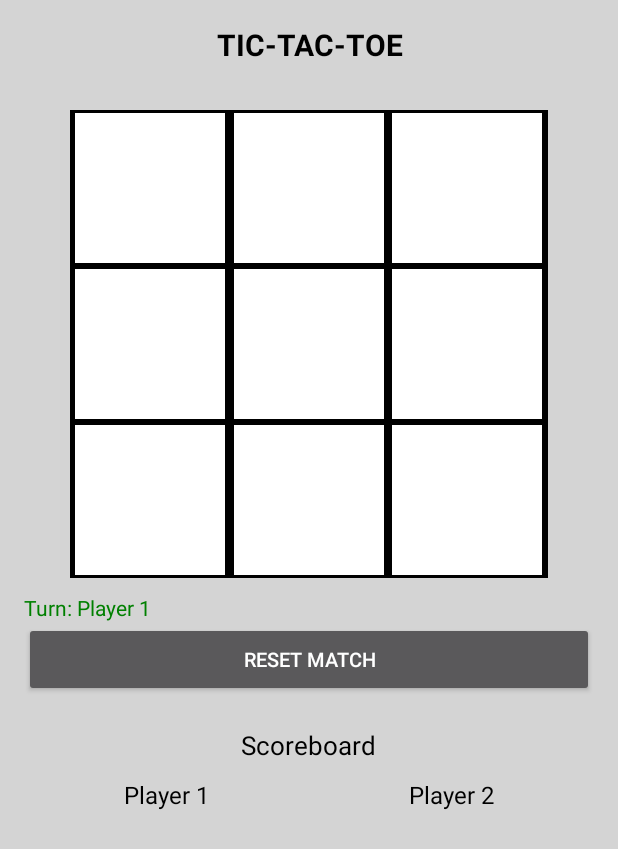
After one commit to Vimmey/playAR, an Android app: the Board screen opened directly, with no data from a screen before it, on a phone screen of 412 x 824 dp. The commit adds this screen. Shown: the top 849 px of the screen. Run offline under Robolectric (Android 15) with nearby library versions, the phone set to English and light mode, and no system bars.

Commit message:
Tic-tac-toe impl

```diff
--- a/app/src/main/AndroidManifest.xml
+++ b/app/src/main/AndroidManifest.xml
@@ -44,6 +44,7 @@
         </activity>
 
         <activity android:name=".TrackActivity"/>
+        <activity android:name=".Board"/>
     </application>
 
 </manifest>
--- /dev/null
+++ b/app/src/main/java/ar/swiggy/com/swiggyar/Board.java
@@ -0,0 +1,221 @@
+package ar.swiggy.com.swiggyar;
+
+import android.content.Intent;
+import android.content.SharedPreferences;
+import android.os.Bundle;
+import android.support.v7.app.AppCompatActivity;
+import android.view.View;
+import android.widget.Button;
+import android.widget.TableLayout;
+import android.widget.TableRow;
+import android.widget.TextView;
+import android.widget.Toast;
+
+/**
+ * Created by Anupam on 16/07/17.
+ */
+
+public class Board extends AppCompatActivity {
+
+    private int size;
+    TableLayout mainBoard;
+    TextView tv_turn;
+    TextView player1Score, player2Score;
+    char[][] board;
+    char turn;
+    int player1Wins, player2Wins;
+
+    @Override
+    protected void onCreate(Bundle savedInstanceState) {
+        super.onCreate(savedInstanceState);
+        setContentView(R.layout.activity_board);
+
+        size = Integer.parseInt(getString(R.string.size_of_board));
+        board = new char[size][size];
+        mainBoard = (TableLayout) findViewById(R.id.mainBoard);
+        tv_turn = (TextView) findViewById(R.id.turn);
+
+        player1Score = (TextView) findViewById(R.id.player1Score);
+        player2Score = (TextView) findViewById(R.id.player2Score);
+
+        resetBoard();
+        tv_turn.setText("Turn: Player 1");
+
+        for (int i = 0; i < mainBoard.getChildCount(); i++) {
+            TableRow row = (TableRow) mainBoard.getChildAt(i);
+            for (int j = 0; j < row.getChildCount(); j++) {
+                TextView tv = (TextView) row.getChildAt(j);
+                tv.setText(R.string.none);
+                tv.setOnClickListener(Move(i, j, tv));
+            }
+        }
+
+        Button rstbtn = (Button) findViewById(R.id.reset);
+        rstbtn.setOnClickListener(new View.OnClickListener() {
+            @Override
+            public void onClick(View v) {
+                Intent current = getIntent();
+                finish();
+                startActivity(current);
+            }
+        });
+
+        SharedPreferences prefs = getSharedPreferences("Score", MODE_PRIVATE);
+        String player1ScoreStr = prefs.getString("player1", "");
+        String player2ScoreStr = prefs.getString("player2", "");
+
+        player1Score.setText(player1ScoreStr);
+        player2Score.setText(player2ScoreStr);
+
+    }
+
+    protected void resetBoard() {
+        turn = 'X';
+        for (int i = 0; i < size; i++) {
+            for (int j = 0; j < size; j++) {
+                board[i][j] = ' ';
+            }
+        }
+    }
+
+    protected int gameStatus() {
+
+        //0 Continue
+        //1 X Wins
+        //2 O Wins
+        //-1 Draw
+
+        int rowX = 0, colX = 0, rowO = 0, colO = 0;
+        for (int i = 0; i < size; i++) {
+            if (check_Row_Equality(i, 'X'))
+                return 1;
+            if (check_Column_Equality(i, 'X'))
+                return 1;
+            if (check_Row_Equality(i, 'O'))
+                return 2;
+            if (check_Column_Equality(i, 'O'))
+                return 2;
+            if (check_Diagonal('X'))
+                return 1;
+            if (check_Diagonal('O'))
+                return 2;
+        }
+
+        boolean boardFull = true;
+        for (int i = 0; i < size; i++) {
+            for (int j = 0; j < size; j++) {
+                if (board[i][j] == ' ')
+                    boardFull = false;
+            }
+        }
+        if (boardFull)
+            return -1;
+        else return 0;
+    }
+
+    protected boolean check_Diagonal(char player) {
+        int count_Equal1 = 0, count_Equal2 = 0;
+        for (int i = 0; i < size; i++)
+            if (board[i][i] == player)
+                count_Equal1++;
+        for (int i = 0; i < size; i++)
+            if (board[i][size - 1 - i] == player)
+                count_Equal2++;
+        if (count_Equal1 == size || count_Equal2 == size)
+            return true;
+        else return false;
+    }
+
+    protected boolean check_Row_Equality(int r, char player) {
+        int count_Equal = 0;
+        for (int i = 0; i < size; i++) {
+            if (board[r][i] == player)
+                count_Equal++;
+        }
+
+        if (count_Equal == size)
+            return true;
+        else
+            return false;
+    }
+
+    protected boolean check_Column_Equality(int c, char player) {
+        int count_Equal = 0;
+        for (int i = 0; i < size; i++) {
+            if (board[i][c] == player)
+                count_Equal++;
+        }
+
+        if (count_Equal == size)
+            return true;
+        else
+            return false;
+    }
+
+    protected boolean Cell_Set(int r, int c) {
+        return !(board[r][c] == ' ');
+    }
+
+    protected void stopMatch() {
+        for (int i = 0; i < mainBoard.getChildCount(); i++) {
+            TableRow row = (TableRow) mainBoard.getChildAt(i);
+            for (int j = 0; j < row.getChildCount(); j++) {
+                TextView tv = (TextView) row.getChildAt(j);
+                tv.setOnClickListener(null);
+            }
+        }
+    }
+
+    View.OnClickListener Move(final int r, final int c, final TextView tv) {
+
+        return new View.OnClickListener() {
+            @Override
+            public void onClick(View v) {
+
+                if (!Cell_Set(r, c)) {
+                    board[r][c] = turn;
+                    if (turn == 'X') {
+                        tv.setText(R.string.X);
+                        turn = 'O';
+                    } else if (turn == 'O') {
+                        tv.setText(R.string.O);
+                        turn = 'X';
+                    }
+                    if (gameStatus() == 0) {
+                        if (turn == 'X')
+                            tv_turn.setText("Turn: Player 1");
+                        else
+                            tv_turn.setText("Turn: Player 2");
+                    } else if (gameStatus() == -1) {
+                        tv_turn.setText("Game: Draw");
+                        stopMatch();
+                    } else {
+                        if (turn == 'X') {
+                            tv_turn.setText("Player 1 Loses!");
+                            player2Wins++;
+                            player2Score.setText(String.valueOf(player2Wins));
+                        } else {
+                            tv_turn.setText("Player 2 Loses!");
+                            player1Wins++;
+                            player1Score.setText(String.valueOf(player1Wins));
+                        }
+                        saveScore();
+                        stopMatch();
+                    }
+                } else {
+                    Toast.makeText(getApplicationContext(), "Please choose a cell which is not already occupied", Toast.LENGTH_LONG).show();
+                }
+            }
+        };
+    }
+
+    private void saveScore() {
+        SharedPreferences.Editor editor = getSharedPreferences("Score", MODE_PRIVATE).edit();
+        if (turn == 'X') {
+            editor.putString("player2", String.valueOf(player2Wins));
+        } else {
+            editor.putString("player1", String.valueOf(player1Wins));
+        }
+        editor.apply();
+    }
+}
--- /dev/null
+++ b/app/src/main/res/layout/activity_board.xml
@@ -0,0 +1,172 @@
+<LinearLayout xmlns:android="http://schemas.android.com/apk/res/android"
+              android:layout_width="match_parent"
+              android:layout_height="match_parent"
+              android:background="#D4D4D4"
+              android:orientation="vertical"
+              android:paddingBottom="@dimen/activity_vertical_margin"
+              android:paddingLeft="@dimen/activity_horizontal_margin"
+              android:paddingRight="@dimen/activity_horizontal_margin"
+              android:paddingTop="@dimen/activity_vertical_margin">
+
+    <TextView
+        android:layout_width="match_parent"
+        android:layout_height="wrap_content"
+        android:layout_gravity="center"
+        android:gravity="center"
+        android:text="TIC-TAC-TOE"
+        android:textColor="#000000"
+        android:textSize="20sp"
+        android:textStyle="bold"/>
+
+    <TableLayout
+        android:id="@+id/mainBoard"
+        android:layout_width="wrap_content"
+        android:layout_height="wrap_content"
+        android:layout_gravity="top|center"
+        android:layout_marginTop="20dp"
+        android:clickable="true"
+        android:gravity="center"
+        android:nestedScrollingEnabled="false"
+        android:padding="10dp">
+
+        <TableRow
+            android:id="@+id/row0"
+            style="@style/TableRow">
+
+            <TextView
+                style="@style/LeftCell"
+                android:layout_column="0"/>
+
+            <TextView
+                style="@style/MiddleCell"
+                android:layout_column="1"/>
+
+            <TextView
+                style="@style/RightCell"
+                android:layout_column="2"/>
+
+        </TableRow>
+
+        <TableRow
+            android:id="@+id/row1"
+            style="@style/TableRow">
+
+            <TextView
+                style="@style/LeftCell"
+                android:layout_column="0"/>
+
+            <TextView
+                style="@style/MiddleCell"
+                android:layout_column="1"/>
+
+            <TextView
+                style="@style/RightCell"
+                android:layout_column="2"/>
+
+        </TableRow>
+
+        <TableRow
+            android:id="@+id/row2"
+            style="@style/TableRow">
+
+            <TextView
+                style="@style/LeftCell"
+                android:layout_column="0"/>
+
+            <TextView
+                style="@style/MiddleCell"
+                android:layout_column="1"/>
+
+            <TextView
+                style="@style/RightCell"
+                android:layout_column="2"/>
+
+        </TableRow>
+
+    </TableLayout>
+
+    <TextView
+        android:id="@+id/turn"
+        android:layout_width="match_parent"
+        android:layout_height="wrap_content"
+        android:text="Turn: "
+        android:textColor="@color/green"
+        android:textSize="14sp"/>
+
+    <Button
+        android:id="@+id/reset"
+        android:layout_width="match_parent"
+        android:layout_height="50dp"
+        android:layout_gravity="center"
+        android:text="Reset Match"
+        android:textSize="13sp"/>
+
+    <TextView
+        android:layout_width="wrap_content"
+        android:layout_height="wrap_content"
+        android:layout_gravity="center"
+        android:layout_marginTop="20dp"
+        android:text="Scoreboard"
+        android:textColor="#000000"
+        android:textSize="17sp"/>
+
+    <LinearLayout
+        android:layout_width="match_parent"
+        android:layout_height="wrap_content"
+        android:layout_marginTop="10dp"
+        android:orientation="horizontal"
+        android:weightSum="2">
+
+        <LinearLayout
+            android:layout_width="0dp"
+            android:layout_height="wrap_content"
+            android:layout_weight="1"
+            android:gravity="center"
+            android:orientation="vertical">
+
+            <TextView
+                android:layout_width="wrap_content"
+                android:layout_height="wrap_content"
+                android:text="Player 1"
+                android:textColor="#000000"
+                android:textSize="16sp"/>
+
+            <TextView
+                android:id="@+id/player1Score"
+                android:layout_width="wrap_content"
+                android:layout_height="wrap_content"
+                android:layout_marginTop="5dp"
+                android:text="--"
+                android:textColor="#000000"
+                android:textSize="14sp"/>
+
+        </LinearLayout>
+
+        <LinearLayout
+            android:layout_width="0dp"
+            android:layout_height="wrap_content"
+            android:layout_weight="1"
+            android:gravity="center"
+            android:orientation="vertical">
+
+            <TextView
+                android:layout_width="wrap_content"
+                android:layout_height="wrap_content"
+                android:text="Player 2"
+                android:textColor="#000000"
+                android:textSize="16sp"/>
+
+            <TextView
+                android:id="@+id/player2Score"
+                android:layout_width="wrap_content"
+                android:layout_height="wrap_content"
+                android:layout_marginTop="5dp"
+                android:text="--"
+                android:textColor="#000000"
+                android:textSize="14sp"/>
+
+        </LinearLayout>
+
+    </LinearLayout>
+
+</LinearLayout>
--- a/app/src/main/res/layout/tracking_activity.xml
+++ b/app/src/main/res/layout/tracking_activity.xml
@@ -102,8 +102,9 @@
                 android:textSize="17sp"/>
 
             <Button
+                android:id="@+id/launchGame"
                 android:layout_width="match_parent"
-                android:layout_height="wrap_content"
+                android:layout_height="60dp"
                 android:layout_marginBottom="20dp"
                 android:layout_marginEnd="10dp"
                 android:layout_marginLeft="10dp"
--- /dev/null
+++ b/app/src/main/res/values/dimens.xml
@@ -0,0 +1,5 @@
+<?xml version="1.0" encoding="utf-8"?>
+<resources>
+    <dimen name="activity_horizontal_margin">16dp</dimen>
+    <dimen name="activity_vertical_margin">16dp</dimen>
+</resources>
--- a/app/src/main/res/values/strings.xml
+++ b/app/src/main/res/values/strings.xml
@@ -1,3 +1,8 @@
 <resources>
     <string name="app_name">SwiggyAR</string>
+    <string name="action_settings">Settings</string>
+    <string name="size_of_board">3</string>
+    <string name="X">"   X   "</string>
+    <string name="O">"   O   "</string>
+    <string name="none">"          "</string>
 </resources>
--- a/app/src/main/res/values/styles.xml
+++ b/app/src/main/res/values/styles.xml
@@ -8,4 +8,43 @@
         <item name="colorAccent">@color/colorAccent</item>
     </style>
 
+    <style name="TableRow">
+        <item name = "android:layout_width">match_parent</item>
+        <item name = "android:layout_height">wrap_content</item>
+        <item name = "android:background">@color/black</item>
+        <item name = "android:gravity">center_horizontal</item>
+        <item name = "android:clickable">true</item>
+    </style>
+
+    <style name="Cell">
+        <item name = "android:layout_width">wrap_content</item>
+        <item name = "android:layout_height">100dp</item>
+        <item name = "android:layout_gravity">center</item>
+        <item name = "android:gravity">center</item>
+        <item name = "android:textSize">64sp</item>
+        <item name = "android:background">@color/white</item>
+        <item name = "android:maxWidth">100dp</item>
+        <item name = "android:text">"@string/none"</item>
+        <item name="android:textColor">#000000</item>
+        <item name = "android:clickable">true</item>
+    </style>
+    <style name="LeftCell" parent="@style/Cell">
+        <item name = "android:layout_marginLeft">2dp</item>
+        <item name = "android:layout_marginTop">2dp</item>
+        <item name = "android:layout_marginRight">1dp</item>
+        <item name = "android:layout_marginBottom">2dp</item>
+    </style>
+    <style name="MiddleCell" parent="@style/Cell">
+        <item name = "android:layout_marginLeft">1dp</item>
+        <item name = "android:layout_marginTop">2dp</item>
+        <item name = "android:layout_marginRight">1dp</item>
+        <item name = "android:layout_marginBottom">2dp</item>
+    </style>
+    <style name="RightCell" parent="@style/Cell">
+        <item name = "android:layout_marginLeft">1dp</item>
+        <item name = "android:layout_marginTop">2dp</item>
+        <item name = "android:layout_marginRight">2dp</item>
+        <item name = "android:layout_marginBottom">2dp</item>
+    </style>
+
 </resources>
```
Also changed, not shown: app/src/main/java/ar/swiggy/com/swiggyar/TrackActivity.java (+39 -0 lines), app/src/main/res/values/colors.xml (+17 -0 lines).
